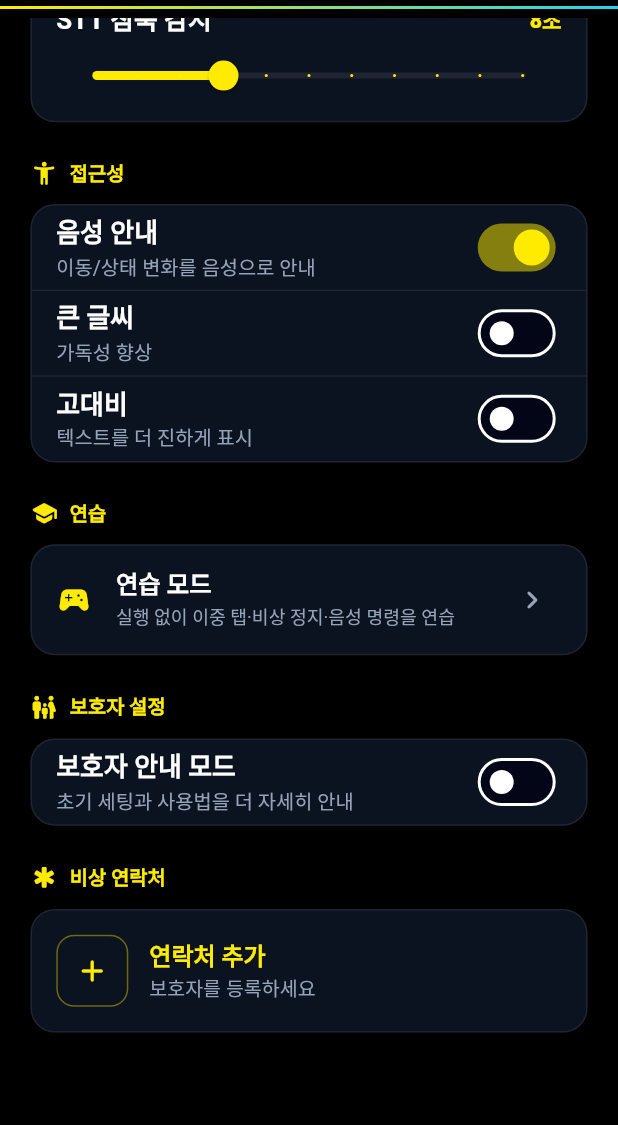
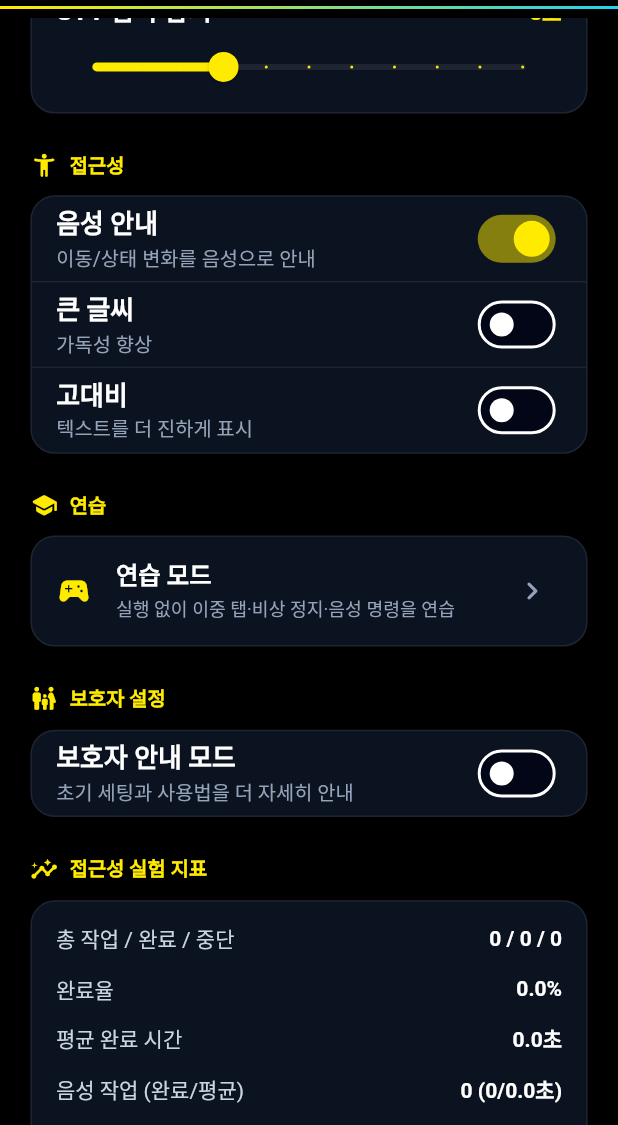
Before and after one commit to Seongwonp/touch_bridge, a Flutter app: the SettingsScreen screen opened directly, scrolled down 343 dp, on a phone screen of 412 x 824 dp, the part 111-1236 px from its top. Run offline on Flutter 3.47's test engine with Material 3 defaults, Android fonts, the phone set to English and light mode, and no system bars; our stand-ins replace audioplayers, flutter_blue_plus, flutter_dotenv, flutter_secure_storage, flutter_tts, image_picker and 4 more; missing offline and left inert: nfc_manager; accounts and stored records are empty.

Commit message:
feat: 접근성 실험 지표 화면 + CSV 내보내기 — 당사자 검증 실측 데이터화
- README가 안내하던 "설정 > 접근성 실험 지표" 섹션을 실제로 구현
  (문서-코드 불일치 해소, ListenableBuilder 실시간 갱신)
- 리뷰 지적 지표 결함 수정: 중단 작업 집계·저장(완료율 해석 모호성 해소),
  음성/수동 모드별 완료 수·완료 시간 분리 집계 (당사자 검증 핵심 비교 지표)
- buildExportCsv(): 전 지표 "이름,값" 2열 CSV — 클립보드 복사로 시트 붙여넣기
  (의존성 추가 없음), 초기화는 확인 다이얼로그 + 내보내기 선행 경고
- 테스트 5건 추가

검증: flutter analyze 신규 이슈 0건, flutter test 259/259 통과

```diff
--- a/lib/screens/settings/settings_screen.dart
+++ b/lib/screens/settings/settings_screen.dart
@@ -1,6 +1,8 @@
 import 'package:flutter/foundation.dart' show kDebugMode;
 import 'package:flutter/material.dart';
+import 'package:flutter/services.dart' show Clipboard, ClipboardData;
 import 'package:url_launcher/url_launcher.dart';
+import '../../services/accessibility_experiment_service.dart';
 import '../../services/accessibility_settings.dart';
 import '../../services/tts_service.dart';
 import '../../widgets/responsive_scale.dart';
@@ -397,6 +399,113 @@ class _SettingsScreenState extends State<SettingsScreen> {
             ],
             ], // kDebugMode 블록 끝
             SizedBox(height: ResponsiveScale.v(context, 24)),
+            SectionLabel(icon: Icons.insights_rounded, label: '접근성 실험 지표'),
+            SizedBox(height: ResponsiveScale.v(context, 10)),
+            // 당사자 검증(USER_VALIDATION_PLAN)의 실측 데이터: 누적 지표를
+            // 보여주고 CSV로 내보낸다(클립보드 → 시트 붙여넣기).
+            ListenableBuilder(
+              listenable: AccessibilityExperimentService.instance,
+              builder: (context, _) {
+                final exp = AccessibilityExperimentService.instance;
+                Widget metricRow(String label, String value) => Padding(
+                      padding: const EdgeInsets.symmetric(
+                        horizontal: 16,
+                        vertical: 6,
+                      ),
+                      child: Row(
+                        mainAxisAlignment: MainAxisAlignment.spaceBetween,
+                        children: [
+                          Text(
+                            label,
+                            style: const TextStyle(
+                              color: AppColors.textSecondary,
+                              fontSize: 14,
+                            ),
+                          ),
+                          Text(
+                            value,
+                            style: const TextStyle(
+                              color: AppColors.textPrimary,
+                              fontSize: 14,
+                              fontWeight: FontWeight.w700,
+                            ),
+                          ),
+                        ],
+                      ),
+                    );
+                return SettingsCard(
+                  children: [
+                    const SizedBox(height: 8),
+                    metricRow('총 작업 / 완료 / 중단',
+                        '${exp.totalTasks} / ${exp.completedTasks} / ${exp.abortedTasks}'),
+                    metricRow('완료율', '${exp.completionRate.toStringAsFixed(1)}%'),
+                    metricRow('평균 완료 시간',
+                        '${exp.averageCompletionSeconds.toStringAsFixed(1)}초'),
+                    metricRow('음성 작업 (완료/평균)',
+                        '${exp.voiceTasks} (${exp.voiceCompleted}/${exp.voiceAverageCompletionSeconds.toStringAsFixed(1)}초)'),
+                    metricRow('수동 작업 (완료/평균)',
+                        '${exp.manualTasks} (${exp.manualCompleted}/${exp.manualAverageCompletionSeconds.toStringAsFixed(1)}초)'),
+                    metricRow('비상 정지 / 이중 탭 타임아웃',
+                        '${exp.emergencyStops} / ${exp.doubleTapTimeouts}'),
+                    const SettingsDivider(),
+                    NavRow(
+                      icon: Icons.copy_all_rounded,
+                      title: '지표 내보내기 (CSV 복사)',
+                      subtitle: '클립보드에 복사해 시트에 붙여넣기',
+                      onTap: () async {
+                        await Clipboard.setData(
+                          ClipboardData(text: exp.buildExportCsv()),
+                        );
+                        _tts.speak(
+                          '지표를 CSV 형식으로 복사했어요. 메모장이나 시트에 붙여 넣으세요.',
+                          source: 'SettingsScreen',
+                          priority: TtsPriority.result,
+                        );
+                      },
+                    ),
+                    const SettingsDivider(),
+                    NavRow(
+                      icon: Icons.restart_alt_rounded,
+                      title: '지표 초기화',
+                      subtitle: '실험 배치를 새로 시작할 때',
+                      onTap: () async {
+                        final confirmed = await showDialog<bool>(
+                          context: context,
+                          builder: (ctx) => AlertDialog(
+                            backgroundColor: AppColors.surfaceElevated,
+                            title: const Text('지표 초기화',
+                                style: TextStyle(color: Colors.white)),
+                            content: const Text(
+                              '누적된 실험 지표를 모두 지웁니다. 내보내기를 먼저 했는지 확인하세요.',
+                              style: TextStyle(color: AppColors.textSecondary),
+                            ),
+                            actions: [
+                              TextButton(
+                                onPressed: () => Navigator.pop(ctx, false),
+                                child: const Text('취소'),
+                              ),
+                              ElevatedButton(
+                                onPressed: () => Navigator.pop(ctx, true),
+                                child: const Text('초기화'),
+                              ),
+                            ],
+                          ),
+                        );
+                        if (confirmed == true) {
+                          await exp.reset();
+                          _tts.speak(
+                            '지표를 초기화했어요.',
+                            source: 'SettingsScreen',
+                            priority: TtsPriority.result,
+                          );
+                        }
+                      },
+                    ),
+                  ],
+                );
+              },
+            ),
+            SizedBox(height: ResponsiveScale.v(context, 24)),
             SectionLabel(icon: Icons.emergency_rounded, label: '비상 연락처'),
             SizedBox(height: ResponsiveScale.v(context, 10)),
             SettingsCard(
--- a/lib/services/accessibility_experiment_service.dart
+++ b/lib/services/accessibility_experiment_service.dart
@@ -9,41 +9,66 @@ class AccessibilityExperimentService extends ChangeNotifier {
 
   static const _kTotalTasks = 'exp_total_tasks';
   static const _kCompletedTasks = 'exp_completed_tasks';
+  static const _kAbortedTasks = 'exp_aborted_tasks';
   static const _kEmergencyStops = 'exp_emergency_stops';
   static const _kDoubleTapTimeouts = 'exp_double_tap_timeouts';
   static const _kVoiceTasks = 'exp_voice_tasks';
   static const _kManualTasks = 'exp_manual_tasks';
   static const _kTotalCompletionSeconds = 'exp_total_completion_seconds';
+  static const _kVoiceCompleted = 'exp_voice_completed';
+  static const _kManualCompleted = 'exp_manual_completed';
+  static const _kVoiceCompletionSeconds = 'exp_voice_completion_seconds';
+  static const _kManualCompletionSeconds = 'exp_manual_completion_seconds';
 
   int _totalTasks = 0;
   int _completedTasks = 0;
+  int _abortedTasks = 0;
   int _emergencyStops = 0;
   int _doubleTapTimeouts = 0;
   int _voiceTasks = 0;
   int _manualTasks = 0;
   int _totalCompletionSeconds = 0;
+  int _voiceCompleted = 0;
+  int _manualCompleted = 0;
+  int _voiceCompletionSeconds = 0;
+  int _manualCompletionSeconds = 0;
 
   DateTime? _activeTaskStartedAt;
+  // 완료 시간을 음성/수동으로 분리 집계하기 위해 시작 모드를 기억한다
+  // (당사자 검증에서 "음성 vs 수동" 비교가 핵심 지표다 — USER_VALIDATION_PLAN).
+  TaskMode? _activeTaskMode;
 
   int get totalTasks => _totalTasks;
   int get completedTasks => _completedTasks;
+  int get abortedTasks => _abortedTasks;
   int get emergencyStops => _emergencyStops;
   int get doubleTapTimeouts => _doubleTapTimeouts;
   int get voiceTasks => _voiceTasks;
   int get manualTasks => _manualTasks;
   int get totalCompletionSeconds => _totalCompletionSeconds;
+  int get voiceCompleted => _voiceCompleted;
+  int get manualCompleted => _manualCompleted;
   double get completionRate => _totalTasks == 0 ? 0 : (_completedTasks / _totalTasks) * 100;
   double get averageCompletionSeconds => _completedTasks == 0 ? 0 : _totalCompletionSeconds / _completedTasks;
+  double get voiceAverageCompletionSeconds =>
+      _voiceCompleted == 0 ? 0 : _voiceCompletionSeconds / _voiceCompleted;
+  double get manualAverageCompletionSeconds =>
+      _manualCompleted == 0 ? 0 : _manualCompletionSeconds / _manualCompleted;
 
   Future<void> load() async {
     final prefs = await SharedPreferences.getInstance();
     _totalTasks = prefs.getInt(_kTotalTasks) ?? 0;
     _completedTasks = prefs.getInt(_kCompletedTasks) ?? 0;
+    _abortedTasks = prefs.getInt(_kAbortedTasks) ?? 0;
     _emergencyStops = prefs.getInt(_kEmergencyStops) ?? 0;
     _doubleTapTimeouts = prefs.getInt(_kDoubleTapTimeouts) ?? 0;
     _voiceTasks = prefs.getInt(_kVoiceTasks) ?? 0;
     _manualTasks = prefs.getInt(_kManualTasks) ?? 0;
     _totalCompletionSeconds = prefs.getInt(_kTotalCompletionSeconds) ?? 0;
+    _voiceCompleted = prefs.getInt(_kVoiceCompleted) ?? 0;
+    _manualCompleted = prefs.getInt(_kManualCompleted) ?? 0;
+    _voiceCompletionSeconds = prefs.getInt(_kVoiceCompletionSeconds) ?? 0;
+    _manualCompletionSeconds = prefs.getInt(_kManualCompletionSeconds) ?? 0;
     notifyListeners();
   }
 
@@ -55,6 +80,7 @@ class AccessibilityExperimentService extends ChangeNotifier {
       _manualTasks += 1;
     }
     _activeTaskStartedAt = DateTime.now();
+    _activeTaskMode = mode;
     await _save();
   }
 
@@ -62,15 +88,28 @@ class AccessibilityExperimentService extends ChangeNotifier {
     _completedTasks += 1;
     if (_activeTaskStartedAt != null) {
       final elapsed = DateTime.now().difference(_activeTaskStartedAt!).inSeconds;
-      _totalCompletionSeconds += elapsed < 0 ? 0 : elapsed;
+      final safeElapsed = elapsed < 0 ? 0 : elapsed;
+      _totalCompletionSeconds += safeElapsed;
+      if (_activeTaskMode == TaskMode.voice) {
+        _voiceCompleted += 1;
+        _voiceCompletionSeconds += safeElapsed;
+      } else if (_activeTaskMode == TaskMode.manual) {
+        _manualCompleted += 1;
+        _manualCompletionSeconds += safeElapsed;
+      }
     }
     _activeTaskStartedAt = null;
+    _activeTaskMode = null;
     await _save();
   }
 
   Future<void> recordTaskAborted() async {
+    // 이전 구현은 저장하지 않고 시작 시각만 지워서, 중단된 작업이 영구
+    // "미완료"로 남고 완료율 해석이 모호했다 — 중단도 셈해서 저장한다.
+    _abortedTasks += 1;
     _activeTaskStartedAt = null;
-    notifyListeners();
+    _activeTaskMode = null;
+    await _save();
   }
 
   Future<void> recordEmergencyStop() async {
@@ -83,15 +122,46 @@ class AccessibilityExperimentService extends ChangeNotifier {
     await _save();
   }
 
+  /// 지표를 CSV 텍스트로 만든다 — 클립보드로 내보내 시트에 붙여 넣는 용도.
+  /// 당사자 검증(USER_VALIDATION_PLAN)의 실측 데이터 수집 창구.
+  String buildExportCsv({DateTime? now}) {
+    final ts = (now ?? DateTime.now()).toIso8601String();
+    String f(double v) => v.toStringAsFixed(1);
+    final rows = <List<String>>[
+      ['지표', '값'],
+      ['내보낸 시각', ts],
+      ['총 작업 수', '$_totalTasks'],
+      ['완료 작업 수', '$_completedTasks'],
+      ['중단 작업 수', '$_abortedTasks'],
+      ['완료율(%)', f(completionRate)],
+      ['평균 완료 시간(초)', f(averageCompletionSeconds)],
+      ['음성 작업 수', '$_voiceTasks'],
+      ['음성 완료 수', '$_voiceCompleted'],
+      ['음성 평균 완료 시간(초)', f(voiceAverageCompletionSeconds)],
+      ['수동 작업 수', '$_manualTasks'],
+      ['수동 완료 수', '$_manualCompleted'],
+      ['수동 평균 완료 시간(초)', f(manualAverageCompletionSeconds)],
+      ['비상 정지 횟수', '$_emergencyStops'],
+      ['이중 탭 타임아웃 횟수', '$_doubleTapTimeouts'],
+    ];
+    return rows.map((r) => r.join(',')).join('\n');
+  }
+
   Future<void> reset() async {
     _totalTasks = 0;
     _completedTasks = 0;
+    _abortedTasks = 0;
     _emergencyStops = 0;
     _doubleTapTimeouts = 0;
     _voiceTasks = 0;
     _manualTasks = 0;
     _totalCompletionSeconds = 0;
+    _voiceCompleted = 0;
+    _manualCompleted = 0;
+    _voiceCompletionSeconds = 0;
+    _manualCompletionSeconds = 0;
     _activeTaskStartedAt = null;
+    _activeTaskMode = null;
     await _save();
   }
 
@@ -99,11 +169,16 @@ class AccessibilityExperimentService extends ChangeNotifier {
     final prefs = await SharedPreferences.getInstance();
     await prefs.setInt(_kTotalTasks, _totalTasks);
     await prefs.setInt(_kCompletedTasks, _completedTasks);
+    await prefs.setInt(_kAbortedTasks, _abortedTasks);
     await prefs.setInt(_kEmergencyStops, _emergencyStops);
     await prefs.setInt(_kDoubleTapTimeouts, _doubleTapTimeouts);
     await prefs.setInt(_kVoiceTasks, _voiceTasks);
     await prefs.setInt(_kManualTasks, _manualTasks);
     await prefs.setInt(_kTotalCompletionSeconds, _totalCompletionSeconds);
+    await prefs.setInt(_kVoiceCompleted, _voiceCompleted);
+    await prefs.setInt(_kManualCompleted, _manualCompleted);
+    await prefs.setInt(_kVoiceCompletionSeconds, _voiceCompletionSeconds);
+    await prefs.setInt(_kManualCompletionSeconds, _manualCompletionSeconds);
     notifyListeners();
   }
 }
```
Also changed, not shown: 3 other files.
